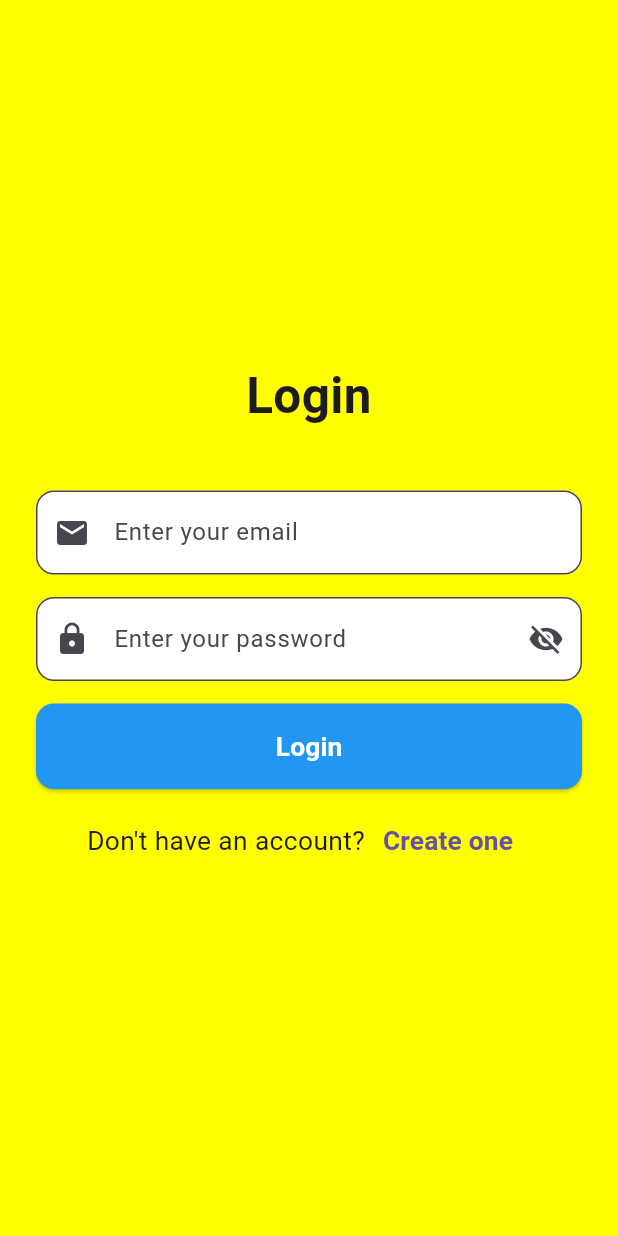
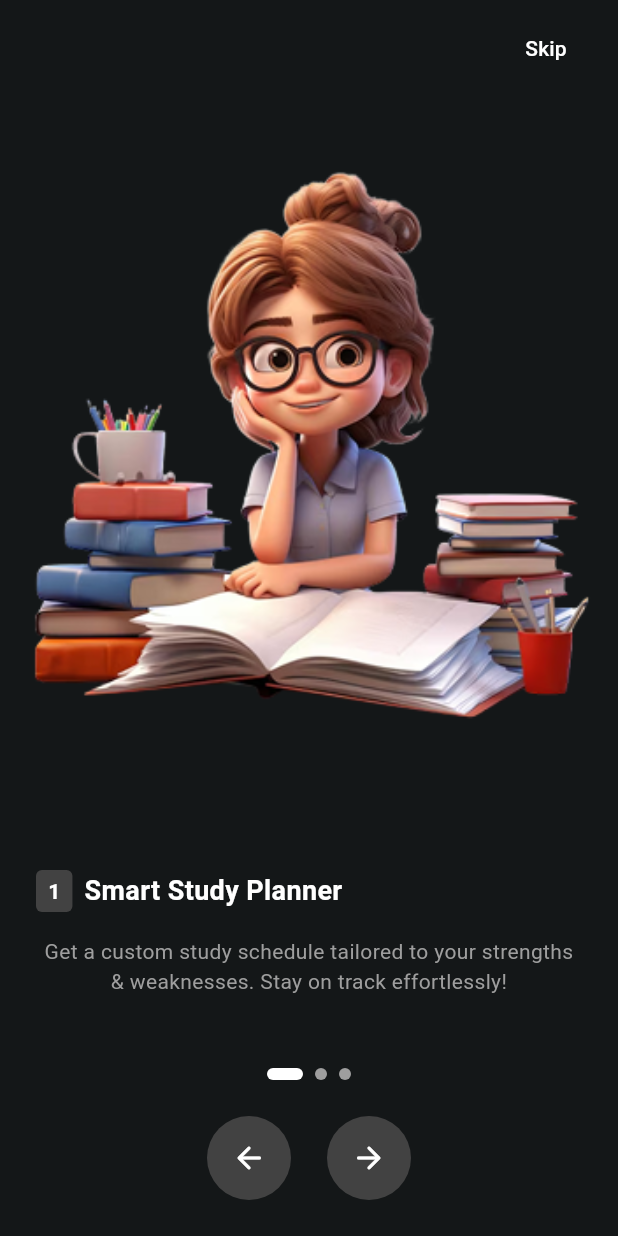
Before and after one commit to bhuwan1301/doubtx, a Flutter app: the screen it shows after launch, on a phone screen of 412 x 824 dp. Run offline on Flutter 3.47's test engine with Material 3 defaults, Android fonts, the phone set to English and light mode, and no system bars; drawn by our look-alikes of smooth_page_indicator; our stand-ins replace flutter_bloc, flutter_secure_storage, get.

Commit message:
added splash screen, onboarding, and changed style

```diff
--- /dev/null
+++ b/doubtx/lib/Pages/Authentication/onboarding.dart
@@ -0,0 +1,218 @@
+import 'package:flutter/material.dart';
+import 'package:smooth_page_indicator/smooth_page_indicator.dart';
+import 'package:get/get.dart';
+import 'package:doubtx/Utils/common_utils.dart';
+
+class OnboardingScreen extends StatefulWidget {
+  const OnboardingScreen({Key? key}) : super(key: key);
+
+  @override
+  State<OnboardingScreen> createState() => _OnboardingScreenState();
+}
+
+class _OnboardingScreenState extends State<OnboardingScreen> {
+  final controller = PageController();
+  int currentPage = 0;
+
+  final List<String> images = [
+    'assets/onboarding/1.png',
+    'assets/onboarding/2.png',
+    'assets/onboarding/3.png',
+  ];
+
+  final List<String> headings = [
+    'Smart Study Planner',
+    'Instant Doubt Solver',
+    'Weak Point Identifier',
+  ];
+
+  final List<String> descriptions = [
+    'Get a custom study schedule tailored to your strengths & weaknesses. Stay on track effortlessly!',
+    'Snap a photo or type a question—DOUBTX solves it step-by-step in seconds!',
+    'DOUBTX analyses your performance & suggests targeted resources to improve faster!',
+  ];
+
+  @override
+  void dispose() {
+    controller.dispose();
+    super.dispose();
+  }
+
+  @override
+  Widget build(BuildContext context) {
+    return Scaffold(
+      backgroundColor: CommonUtils.bgColor,
+      body: SafeArea(
+        child: Stack(
+          children: [
+            Column(
+              children: [
+                Expanded(
+                  flex: 7,
+                  child: PageView.builder(
+                    controller: controller,
+                    itemCount: images.length,
+                    onPageChanged: (index) {
+                      setState(() {
+                        currentPage = index;
+                      });
+                    },
+                    itemBuilder: (context, index) {
+                      return Column(
+                        mainAxisAlignment: MainAxisAlignment.center,
+                        children: [
+                          const SizedBox(height: 40),
+                          // Image
+                          Expanded(
+                            child: Image.asset(
+                              images[index],
+                              fit: BoxFit.contain,
+                            ),
+                          ),
+
+                          // Title and description placeholder
+                          Container(
+                            padding: const EdgeInsets.all(24),
+                            child: Column(
+                              children: [
+                                // Day number and title
+                                Row(
+                                  children: [
+                                    Container(
+                                      padding: const EdgeInsets.symmetric(
+                                          horizontal: 8, vertical: 4),
+                                      decoration: BoxDecoration(
+                                        color: Colors.grey[800],
+                                        borderRadius: BorderRadius.circular(4),
+                                      ),
+                                      child: Text(
+                                        '${index + 1}',
+                                        style: const TextStyle(
+                                          color: Colors.white,
+                                          fontWeight: FontWeight.bold,
+                                        ),
+                                      ),
+                                    ),
+                                    const SizedBox(width: 8),
+                                    Text(
+                                      headings[index],
+                                      style: const TextStyle(
+                                        color: Colors.white,
+                                        fontSize: 18,
+                                        fontWeight: FontWeight.bold,
+                                      ),
+                                    ),
+                                  ],
+                                ),
+                                const SizedBox(height: 16),
+                                // Description
+                                Text(
+                                  descriptions[index],
+                                  style: const TextStyle(
+                                    color: Colors.grey,
+                                    fontSize: 14,
+                                  ),
+                                  textAlign: TextAlign.center,
+                                ),
+                              ],
+                            ),
+                          ),
+                        ],
+                      );
+                    },
+                  ),
+                ),
+
+                // Bottom navigation and indicators
+                Container(
+                  padding: const EdgeInsets.all(24),
+                  child: Column(
+                    children: [
+                      // Page indicator
+                      SmoothPageIndicator(
+                        controller: controller,
+                        count: images.length,
+                        effect: const ExpandingDotsEffect(
+                          activeDotColor: Colors.white,
+                          dotColor: Colors.grey,
+                          dotHeight: 8,
+                          dotWidth: 8,
+                          spacing: 8,
+                        ),
+                      ),
+                      const SizedBox(height: 24),
+
+                      // Navigation buttons
+                      Row(
+                        mainAxisAlignment: MainAxisAlignment.center,
+                        children: [
+                          // Back button
+                          IconButton(
+                            onPressed: () {
+                              if (currentPage > 0) {
+                                controller.previousPage(
+                                  duration: const Duration(milliseconds: 300),
+                                  curve: Curves.easeInOut,
+                                );
+                              }
+                            },
+                            icon: const Icon(
+                              Icons.arrow_back_rounded,
+                              color: Colors.white,
+                            ),
+                            style: IconButton.styleFrom(
+                              backgroundColor: Colors.grey[800],
+                              padding: const EdgeInsets.all(16),
+                            ),
+                          ),
+                          const SizedBox(width: 24),
+                          // Forward button
+                          IconButton(
+                            onPressed: () {
+                              if (currentPage < images.length - 1) {
+                                controller.nextPage(
+                                  duration: const Duration(milliseconds: 300),
+                                  curve: Curves.easeInOut,
+                                );
+                              } else {}
+                            },
+                            icon: const Icon(
+                              Icons.arrow_forward_rounded,
+                              color: Colors.white,
+                            ),
+                            style: IconButton.styleFrom(
+                              backgroundColor: Colors.grey[800],
+                              padding: const EdgeInsets.all(16),
+                            ),
+                          ),
+                        ],
+                      ),
+                    ],
+                  ),
+                ),
+              ],
+            ),
+
+            // Skip button
+            Positioned(
+              top: 8,
+              right: 16,
+              child: TextButton(
+                onPressed: () {
+                  Get.offAllNamed('/loginpage');
+                },
+                child: const Text(
+                  'Skip',
+                  style: TextStyle(
+                    color: Colors.white,
+                    fontSize: 14,
+                  ),
+                ),
+              ),
+            ),
+          ],
+        ),
+      ),
+    );
+  }
+}
--- a/doubtx/lib/Pages/wrapper.dart
+++ b/doubtx/lib/Pages/wrapper.dart
@@ -1,7 +1,7 @@
 import 'package:flutter/material.dart';
 import 'package:flutter_bloc/flutter_bloc.dart' as flutter_bloc;
 import 'package:doubtx/Bloc/data_bloc.dart';
-import 'package:doubtx/Pages/Authentication/login.dart';
+import 'package:doubtx/Pages/Authentication/onboarding.dart';
 import 'package:doubtx/Pages/Userpages/homepage.dart';
 
 class Wrapper extends StatefulWidget {
@@ -16,6 +16,6 @@ class _WrapperState extends State<Wrapper> {
   Widget build(BuildContext context) {
     Map<String, dynamic> user = context.watch<DataCubit>().state;
 
-    return user.containsKey('Name') ? UserHomePage() : LoginPage();
+    return user.containsKey('Name') ? UserHomePage() : OnboardingScreen();
   }
 }
--- a/doubtx/lib/Utils/auth_utils.dart
+++ b/doubtx/lib/Utils/auth_utils.dart
@@ -15,18 +15,19 @@ class AuthWidgets {
       controller: controller,
       decoration: InputDecoration(
         hintText: hintText,
-        prefixIcon: Icon(prefixIcon),
+        hintStyle: TextStyle(color: Colors.grey),
+        prefixIcon: Icon(prefixIcon, color: Colors.grey,),
         suffixIcon: isPassword
             ? IconButton(
                 onPressed: onToggleVisibility,
-                icon: Icon(hideText ? Icons.visibility_off : Icons.visibility),
+                icon: Icon(hideText ? Icons.visibility_off : Icons.visibility, color: Colors.grey),
               )
             : null,
         border: OutlineInputBorder(
           borderRadius: BorderRadius.circular(12),
         ),
         filled: true,
-        fillColor: Colors.white,
+        fillColor: Color(0xff232627),
       ),
       obscureText: isPassword ? hideText : false,
       keyboardType: keyboardType,
@@ -62,10 +63,10 @@ class AuthWidgets {
     return ElevatedButton(
       onPressed: isLoading ? null : onPressed,
       style: ElevatedButton.styleFrom(
-        backgroundColor: Colors.blue,
+        backgroundColor: Color(0xff11A8AE),
         padding: const EdgeInsets.symmetric(vertical: 16),
         shape: RoundedRectangleBorder(
-          borderRadius: BorderRadius.circular(12),
+          borderRadius: BorderRadius.circular(15),
         ),
       ),
       child: isLoading
@@ -102,6 +103,7 @@ class AuthWidgets {
           text,
           style: TextStyle(
             fontSize: screenWidth * (16 / 375),
+            color: Colors.grey,
           ),
         ),
         TextButton(
@@ -111,6 +113,7 @@ class AuthWidgets {
             style: TextStyle(
               fontSize: screenWidth * (16 / 375),
               fontWeight: FontWeight.bold,
+              color: Colors.white,
             ),
           ),
         ),
@@ -124,6 +127,7 @@ class AuthTextStyles {
   static TextStyle getTitleStyle(double screenWidth) => TextStyle(
     fontSize: screenWidth * (30 / 375),
     fontWeight: FontWeight.bold,
+    color: Colors.white,
   );
 
   static TextStyle getBodyStyle(double screenWidth) => TextStyle(
@@ -199,7 +203,7 @@ class AuthValidation {
 
 // Auth Common Styles and Constants
 class AuthCommon {
-  static const Color bgColor = Colors.yellowAccent;
+  static const Color bgColor = Color(0xff141718);
   static const Color primaryColor = Colors.blue;
   static const Color errorColor = Colors.red;
 
--- /dev/null
+++ b/doubtx/lib/Utils/common_utils.dart
@@ -0,0 +1,5 @@
+import 'package:flutter/material.dart';
+
+class CommonUtils{
+  static const Color bgColor = Color(0xff141718);
+}
--- a/doubtx/lib/main.dart
+++ b/doubtx/lib/main.dart
@@ -5,8 +5,10 @@ import 'package:doubtx/Bloc/data_bloc.dart';
 import 'package:doubtx/Pages/wrapper.dart';
 import 'package:doubtx/Pages/Authentication/login.dart';
 import 'package:doubtx/Pages/Authentication/Signup/signup.dart';
+import 'package:doubtx/Pages/Authentication/onboarding.dart';
 
 import 'package:doubtx/Pages/Userpages/homepage.dart';
+import 'package:doubtx/splash.dart';
 void main() async {
   WidgetsFlutterBinding.ensureInitialized();
   runApp(
@@ -27,16 +29,18 @@ class MyApp extends StatelessWidget {
     return GetMaterialApp(
       title: 'FitLer',
       theme: ThemeData.light(),
-      home: const Wrapper(), // Set splash screen as initial route
+      home: const SplashScreen(), // Set splash screen as initial route
       debugShowCheckedModeBanner: false,
       getPages: [
-        // main page
-        GetPage(name: '/wrapper', page: () => const Wrapper()),
 
-        GetPage(name: '/loginpage', page: () => const LoginPage()),
-        GetPage(name: '/signuppage', page: () => const SignUpPage()),
+        GetPage(name: '/splashscreen', page: () => const SplashScreen(), transition: Transition.fadeIn, transitionDuration: const Duration(milliseconds: 300)),
+        GetPage(name: '/wrapper', page: () => const Wrapper(), transition: Transition.fadeIn, transitionDuration: const Duration(milliseconds: 300)),
 
-        GetPage(name: '/homepage', page: () => const UserHomePage()),
+        GetPage(name: '/onboarding', page: () => const OnboardingScreen(), transition: Transition.fadeIn, transitionDuration: const Duration(milliseconds: 300)),
+        GetPage(name: '/loginpage', page: () => const LoginPage(), transition: Transition.fadeIn, transitionDuration: const Duration(milliseconds: 300)),
+        GetPage(name: '/signuppage', page: () => const SignUpPage(), transition: Transition.fadeIn, transitionDuration: const Duration(milliseconds: 300)),
+
+        GetPage(name: '/homepage', page: () => const UserHomePage(), transition: Transition.fadeIn, transitionDuration: const Duration(milliseconds: 300)),
       ],
     );
   }
```
Also changed, not shown: doubtx/lib/Pages/Authentication/Signup/signup.dart (+6 -1 lines), doubtx/lib/Pages/Authentication/login.dart (+13 -3 lines), doubtx/lib/splash.dart (added, +58 -0 lines), doubtx/pubspec.yaml (+8 -0 lines), doubtx/assets/logo/logo.svg (added), doubtx/assets/onboarding/1.png (added), doubtx/assets/onboarding/2.png (added), doubtx/assets/onboarding/3.png (added), doubtx/pubspec.lock, 1 other file.
